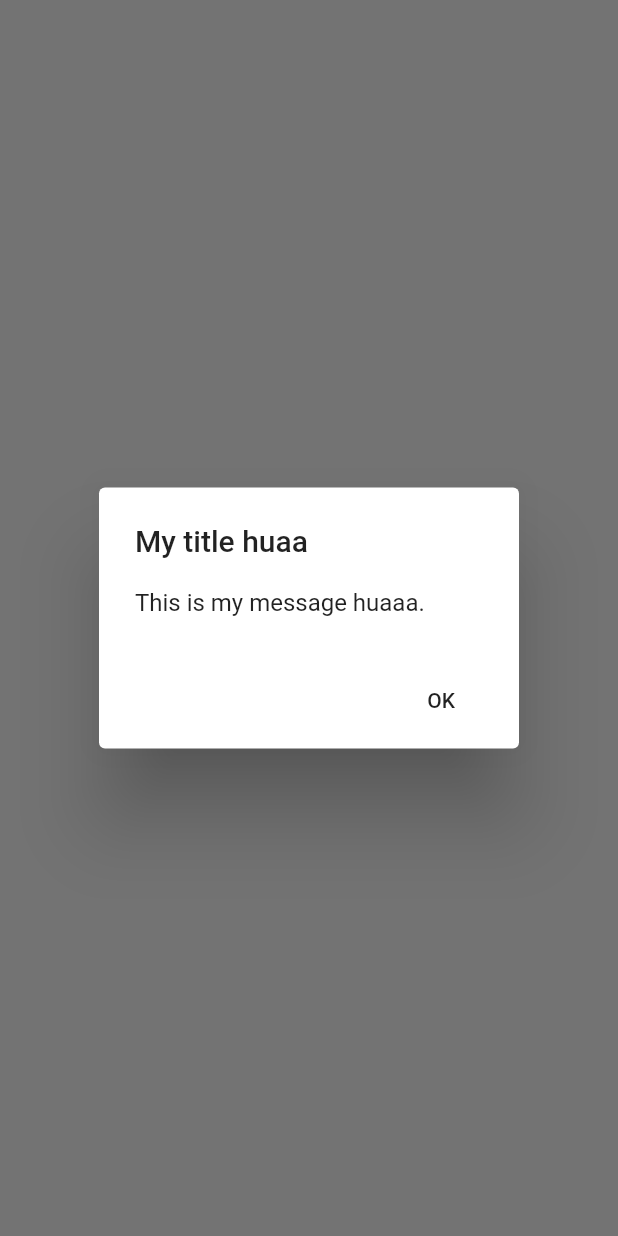
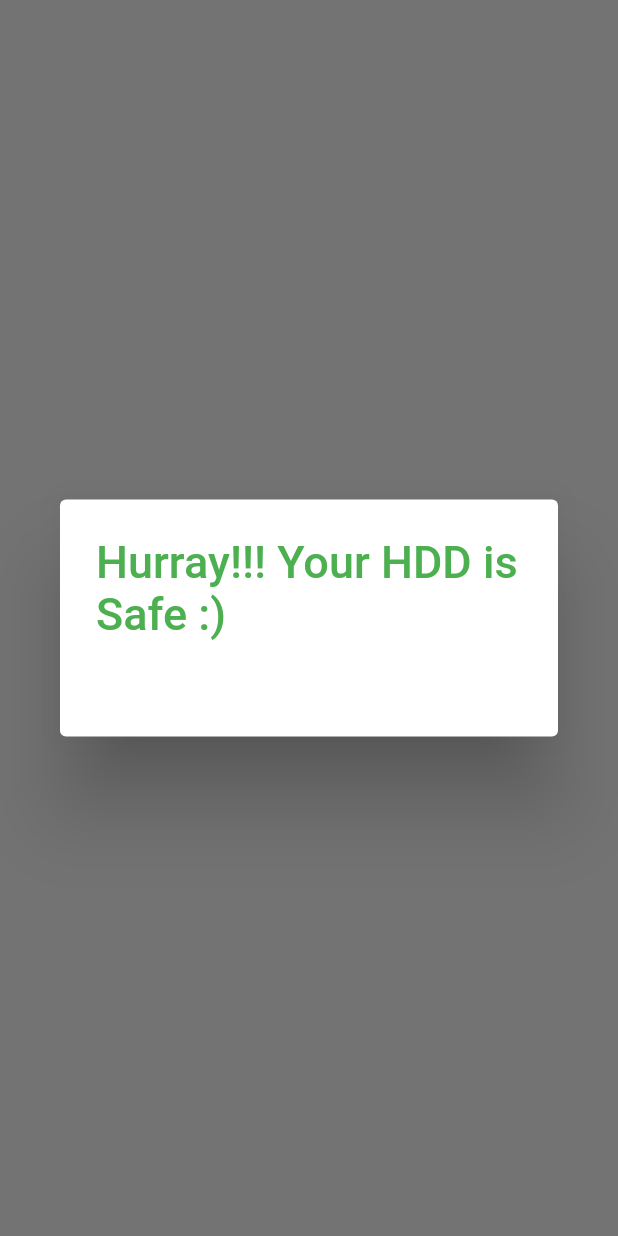
Before and after one commit to janhavitripurwar/Shehacks_Team-109, a Flutter app: what showAlertDialog() shows on an empty page, opened directly, on a phone screen of 412 x 824 dp. Run offline on Flutter 3.47's test engine with Material 2 defaults, Android fonts, the light colour scheme and no system bars; our stand-ins replace flutter_spinkit; accounts and stored records are empty.

Commit message:
modal added

```diff
--- a/lib/main.dart
+++ b/lib/main.dart
@@ -5,6 +5,7 @@ import 'package:http/http.dart' as http;
 import 'package:flutter_spinkit/flutter_spinkit.dart';
 import 'package:predictionmodelhdd/user_model.dart';
 
+const PrimaryColor = const Color(0xFF151026);
 
 void main() {
   runApp(My());
@@ -14,6 +15,9 @@ class My extends StatelessWidget {
   Widget build(BuildContext context) {
     return MaterialApp(
       debugShowCheckedModeBanner: false,
+      theme: ThemeData(
+        primaryColor: PrimaryColor,
+      ),
       home: MyApp(),
     );
   }
@@ -31,18 +35,22 @@ class MyApp extends StatelessWidget {
 }
 
 showAlertDialog(BuildContext context) {
-  // set up the button
-  Widget okButton = FlatButton(
-    child: Text("OK"),
-    onPressed: () { },
-  );
-  // set up the AlertDialog
+
   AlertDialog alert = AlertDialog(
-    title: Text("My title huaa"),
-    content: Text("This is my message huaaa."),
-    actions: [
-      okButton,
-    ],
+    title: Text("Hurray!!! Your HDD is Safe :)",style: TextStyle(
+      fontSize: 30,
+      color: Colors.green,
+
+    ),),
+    content: new Container(
+      width: 20.0,
+      height: 20.0,
+      decoration: new BoxDecoration(
+        shape: BoxShape.rectangle,
+        color: const Color(0xFFFFFF),
+        borderRadius: new BorderRadius.all(new Radius.circular(22.0)),
+      )
+    ),
   );
   // show the dialog
   showDialog(
@@ -54,18 +62,22 @@ showAlertDialog(BuildContext context) {
 }
 
 showAlertDialog2(BuildContext context) {
-  // set up the button
-  Widget okButton = FlatButton(
-    child: Text("OK"),
-    onPressed: () { },
-  );
+
   // set up the AlertDialog
   AlertDialog alert = AlertDialog(
-    title: Text("Dont Worry"),
-    content: Text("This is my message."),
-    actions: [
-      okButton,
-    ],
+    title: Text("Warning!! Your HDD needs maintenance",style: TextStyle(
+      fontSize: 30,
+      color: Colors.red,
+    ),),
+      content: new Container(
+          width: 20.0,
+          height: 20.0,
+          decoration: new BoxDecoration(
+            shape: BoxShape.rectangle,
+            color: const Color(0xFFFFFF),
+            borderRadius: new BorderRadius.all(new Radius.circular(22.0)),
+          )
+      )
   );
   // show the dialog
   showDialog(
@@ -143,7 +155,13 @@ class _HomePageState extends State<HomePage> {
     final size = MediaQuery.of(context).size;
     return Scaffold(
         appBar: AppBar(
-          title: Text('HDD Failure Predictor'),
+          title: Text('HDD Failure Predictor',style: TextStyle(
+            fontSize: 30,
+            //background: Colors.black87
+          ),),
+          actions: [
+            IconButton(icon: Icon(Icons.computer_outlined), onPressed: null , color: Colors.white),
+          ],
         ),
         body: SingleChildScrollView(
           child: Container(
@@ -163,7 +181,7 @@ class _HomePageState extends State<HomePage> {
                           enabledBorder: OutlineInputBorder(
                             borderSide: BorderSide(color: Colors.green, width: 1.0),
                           ),
-                          hintText: 'Mobile Number',
+                          hintText: 'smart_5_raw',
                         ),
 
                       ),
@@ -177,7 +195,7 @@ class _HomePageState extends State<HomePage> {
                           enabledBorder: OutlineInputBorder(
                             borderSide: BorderSide(color: Colors.red, width: 1.0),
                           ),
-                          hintText: 'smart_5_raw',
+                          hintText: 'smart_187_raw',
                         ),
                       ),
                       SizedBox(height: 45,),
@@ -190,7 +208,7 @@ class _HomePageState extends State<HomePage> {
                           enabledBorder: OutlineInputBorder(
                             borderSide: BorderSide(color: Colors.green, width: 1.0),
                           ),
-                          hintText: 'smart_187_raw',
+                          hintText: 'smart_188_raw',
                         ),
                       ),
                       SizedBox(height: 45,),
@@ -203,7 +221,7 @@ class _HomePageState extends State<HomePage> {
                           enabledBorder: OutlineInputBorder(
                             borderSide: BorderSide(color: Colors.red, width: 1.0),
                           ),
-                          hintText: 'smart_187_raw',
+                          hintText: 'smart_197_raw',
                         ),
                       ),
                       SizedBox(height: 45,),
@@ -216,7 +234,7 @@ class _HomePageState extends State<HomePage> {
                           enabledBorder: OutlineInputBorder(
                             borderSide: BorderSide(color: Colors.green, width: 1.0),
                           ),
-                          hintText: 'smart_188_raw',
+                          hintText: 'smart_198_raw',
                         ),
                       ),
                     ],
```
